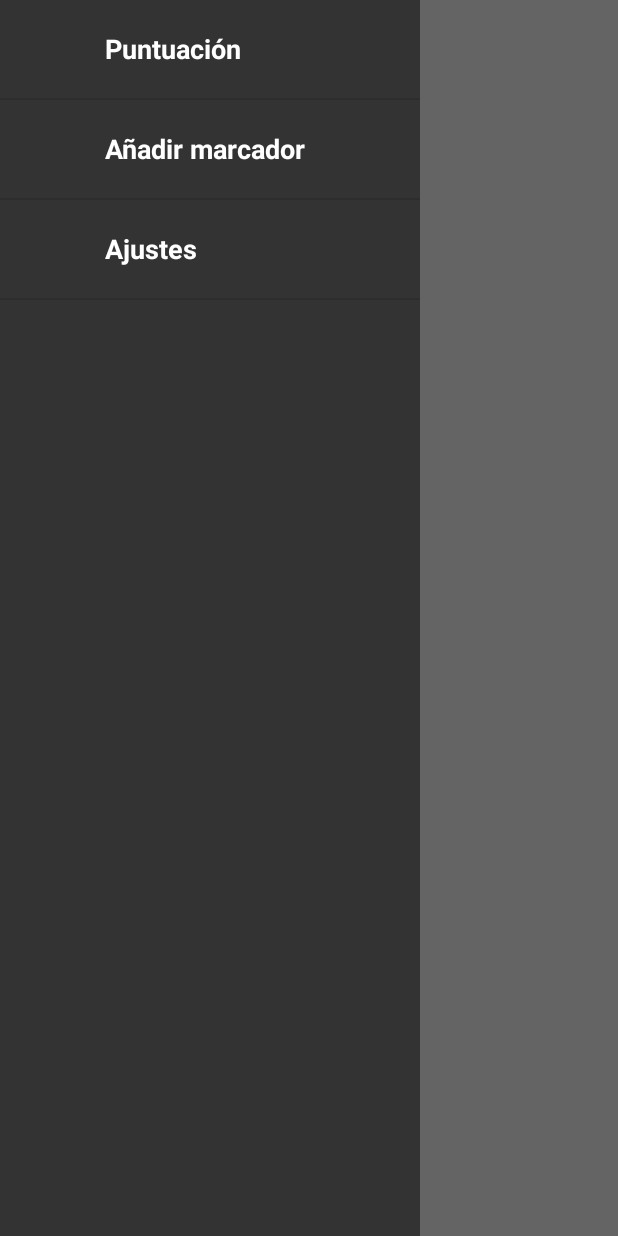
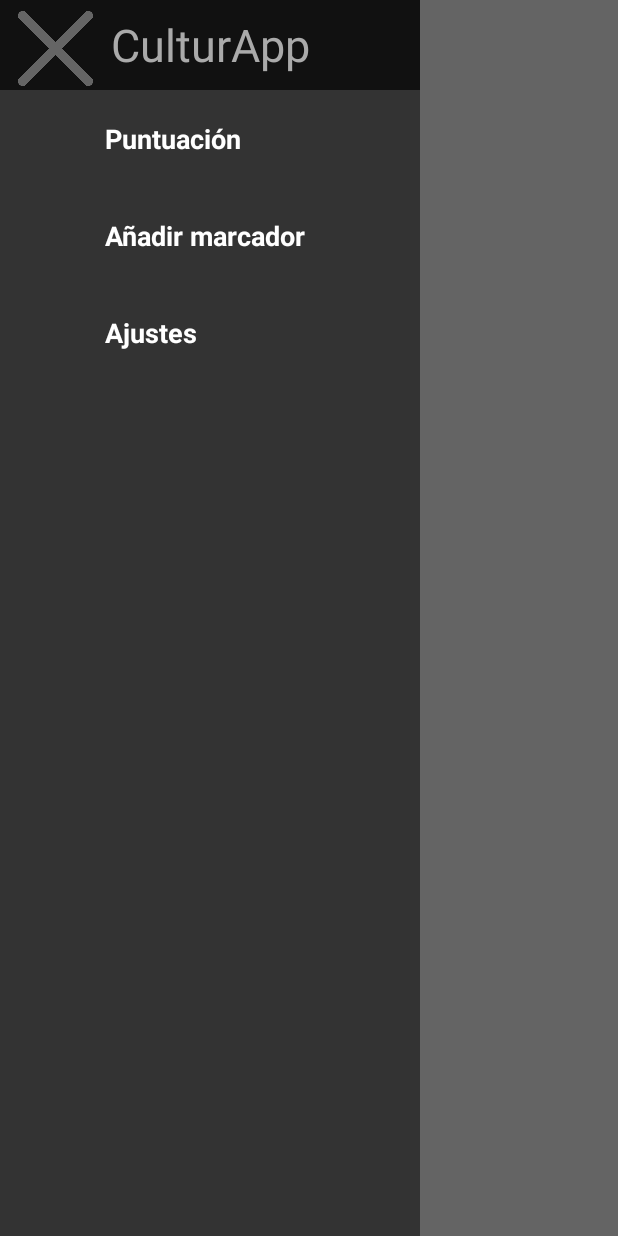
Before and after one commit to aitor422/arquitecturadelsoftware, an Android app: the screen it shows after launch (MainActivity), with the side drawer open, on a phone screen of 412 x 824 dp. Run offline under Robolectric (Android 15) with nearby library versions, the light colour scheme and no system bars; plain views replace MapView; 5 statements that could not run were skipped.

Commit message:
Botón de menú funcionando, flecha atrás añadida

```diff
--- a/CulturApp/app/build.gradle
+++ b/CulturApp/app/build.gradle
@@ -2,7 +2,7 @@ apply plugin: 'com.android.application'
 
 android {
     compileSdkVersion 23
-    buildToolsVersion "24.0.1"
+    buildToolsVersion '25.0.0'
     defaultConfig {
         applicationId "com.mapbox.simplemap"
         minSdkVersion 15
--- a/CulturApp/app/src/main/java/com/micompany/culturapp/MainActivity.java
+++ b/CulturApp/app/src/main/java/com/micompany/culturapp/MainActivity.java
@@ -8,6 +8,7 @@ package com.micompany.culturapp;
         import android.location.LocationManager;
         import android.support.v4.widget.DrawerLayout;
         import android.support.v7.app.ActionBarDrawerToggle;
+        import android.view.Gravity;
         import android.view.LayoutInflater;
         import android.view.ViewGroup;
         import android.widget.AdapterView;
@@ -42,7 +43,7 @@ public class MainActivity extends AppCompatActivity {
     RelativeLayout mDrawerPane;
     private ActionBarDrawerToggle mDrawerToggle;
     private DrawerLayout mDrawerLayout;
-    private ImageButton burger;
+    ImageButton burger, cross;
 
     /*
     * Called when a particular item from the navigation drawer
@@ -51,10 +52,10 @@ public class MainActivity extends AppCompatActivity {
     private void selectItemFromDrawer(int position) {
         Intent intent;
         switch (position) {
-            case 1:
+            case 0:
                 intent = new Intent(this, Puntuacion.class);
                 break;
-            case 2:
+            case 1:
                 intent = new Intent(this, Anadir.class);
                 break;
             default:
@@ -66,15 +67,26 @@ public class MainActivity extends AppCompatActivity {
 
     @Override
     protected void onCreate(Bundle savedInstanceState) {
-
-        burger = (ImageButton) findViewById(R.id.burgerMenu);
-
-        //TODO abrir el menu con el click del imageButton
-
-
         super.onCreate(savedInstanceState);
         MapboxAccountManager.start(this, getString(R.string.access_token));
         setContentView(R.layout.activity_main);
+        mDrawerLayout = (DrawerLayout) findViewById(R.id.drawerLayout);
+        burger = (ImageButton) findViewById(R.id.burgerMenu);
+        cross = (ImageButton) findViewById(R.id.backMenu);
+
+        burger.setOnClickListener(new View.OnClickListener() {
+            @Override
+            public void onClick(View v) {
+                mDrawerLayout.openDrawer(Gravity.START);
+            }
+        });
+
+        cross.setOnClickListener(new View.OnClickListener() {
+            @Override
+            public void onClick(View v) {
+                mDrawerLayout.closeDrawer(Gravity.START);
+            }
+        });
 
         mapView = (MapView)findViewById(R.id.mapView);
         mapView.onCreate(savedInstanceState);
--- a/CulturApp/app/src/main/res/layout/activity_main.xml
+++ b/CulturApp/app/src/main/res/layout/activity_main.xml
@@ -54,13 +54,51 @@ android:layout_height="match_parent">
     android:id="@+id/drawerPane"
     android:layout_gravity="start">
 
+    <RelativeLayout
+        android:id="@+id/cabeceramenu"
+        android:layout_width="match_parent"
+        android:layout_height="60dp"
+        android:background="#111"
+        android:layout_gravity="center">
+
+        <ImageButton
+            android:layout_marginLeft="12dp"
+            android:layout_marginTop="7dp"
+            android:layout_width="wrap_content"
+            android:layout_height="wrap_content"
+            android:adjustViewBounds="true"
+            android:scaleType="fitCenter"
+            android:maxWidth="50dp"
+            android:maxHeight="50dp"
+            android:id="@+id/backMenu"
+            android:src="@drawable/flechaatras"
+            android:contentDescription="flecha"
+            android:layout_alignParentTop="true"
+            android:layout_alignParentLeft="true"
+            android:background="#00ffffff"/>
+
+        <TextView
+            android:gravity="center_vertical"
+            android:layout_width="match_parent"
+            android:layout_height="match_parent"
+            android:text="CulturApp"
+            android:textSize="30sp"
+            android:layout_toRightOf="@id/backMenu"
+            android:layout_marginLeft="12dp"
+            android:textColor="#aaa"
+            />
+    </RelativeLayout>
     <!-- List of Actions (pages) -->
     <ListView
         android:id="@+id/navList"
         android:layout_width="280dp"
         android:layout_height="match_parent"
         android:choiceMode="singleChoice"
-        android:background="#333" />
+        android:divider="@android:color/transparent"
+        android:dividerHeight="0dp"
+        android:background="#333"
+        android:layout_below="@id/cabeceramenu"
+        />
 
 </RelativeLayout>
 
--- a/CulturApp/build.gradle
+++ b/CulturApp/build.gradle
@@ -5,7 +5,7 @@ buildscript {
         jcenter()
     }
     dependencies {
-        classpath 'com.android.tools.build:gradle:2.1.2'
+        classpath 'com.android.tools.build:gradle:2.3.0'
 
         // NOTE: Do not place your application dependencies here; they belong
         // in the individual module build.gradle files
```
Also changed, not shown: CulturApp/app/src/main/res/drawable/flechaatras.png (added), CulturApp/gradle/wrapper/gradle-wrapper.properties.
